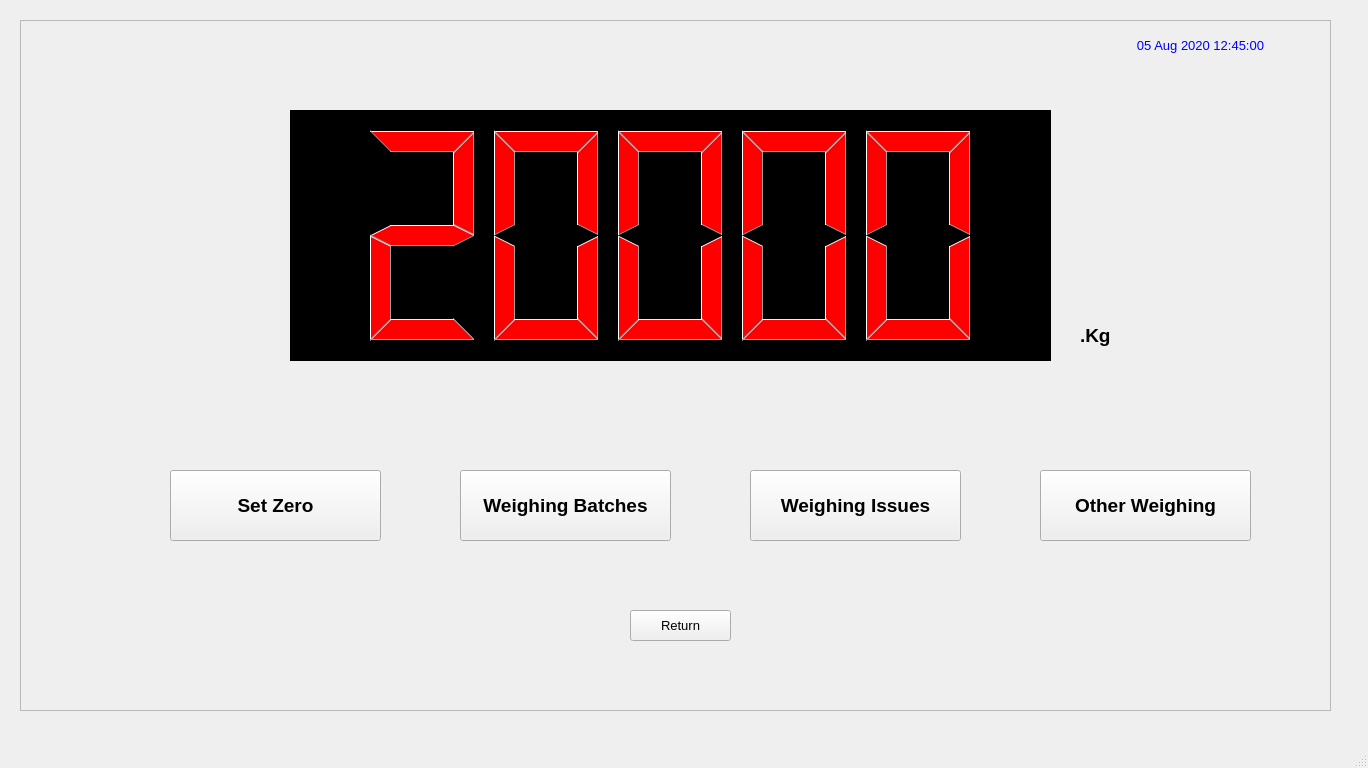
Old version of the form FCI/ui/fci_04_batch_issues_submenu.ui in the repository sanjaymanegit/testRepo.
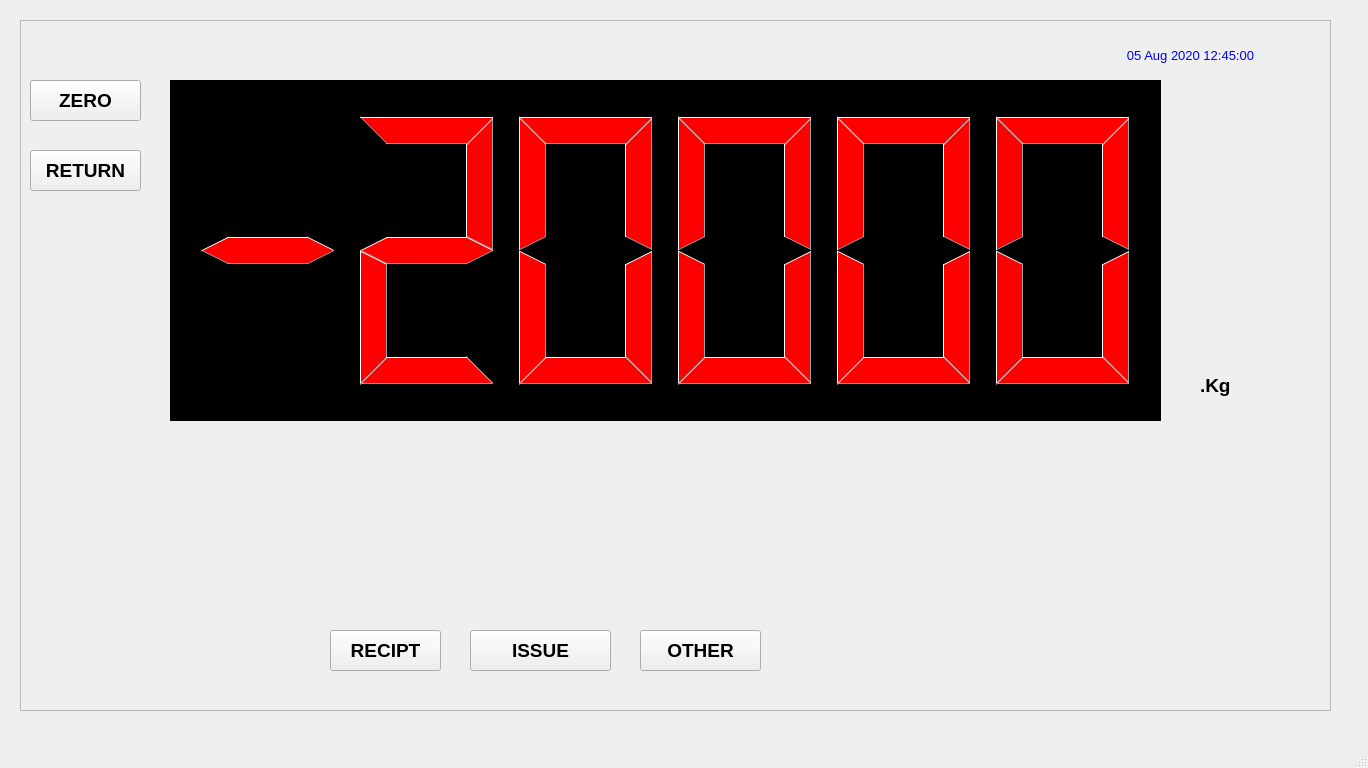
New version of the form.

```diff
--- a/FCI/ui/fci_04_batch_issues_submenu.ui
+++ b/FCI/ui/fci_04_batch_issues_submenu.ui
@@ -38,10 +38,10 @@
     <widget class="QPushButton" name="pushButton">
      <property name="geometry">
       <rect>
-       <x>150</x>
-       <y>450</y>
-       <width>211</width>
-       <height>71</height>
+       <x>10</x>
+       <y>60</y>
+       <width>111</width>
+       <height>41</height>
       </rect>
      </property>
      <property name="font">
@@ -52,14 +52,14 @@
       </font>
      </property>
      <property name="text">
-      <string>Set Zero</string>
+      <string>ZERO</string>
      </property>
     </widget>
     <widget class="QLabel" name="label_20">
      <property name="geometry">
       <rect>
-       <x>1080</x>
-       <y>10</y>
+       <x>1070</x>
+       <y>20</y>
        <width>201</width>
        <height>31</height>
       </rect>
@@ -83,34 +83,13 @@
       <set>Qt::AlignCenter</set>
      </property>
     </widget>
-    <widget class="QPushButton" name="pushButton_2">
-     <property name="geometry">
-      <rect>
-       <x>610</x>
-       <y>590</y>
-       <width>101</width>
-       <height>31</height>
-      </rect>
-     </property>
-     <property name="font">
-      <font>
-       <family>MS Sans Serif</family>
-       <pointsize>10</pointsize>
-       <weight>50</weight>
-       <bold>false</bold>
-      </font>
-     </property>
-     <property name="text">
-      <string>Return</string>
-     </property>
-    </widget>
     <widget class="QPushButton" name="pushButton_3">
      <property name="geometry">
       <rect>
-       <x>440</x>
-       <y>450</y>
-       <width>211</width>
-       <height>71</height>
+       <x>310</x>
+       <y>610</y>
+       <width>111</width>
+       <height>41</height>
       </rect>
      </property>
      <property name="font">
@@ -121,16 +100,16 @@
       </font>
      </property>
      <property name="text">
-      <string>Weighing Batches</string>
+      <string>RECIPT</string>
      </property>
     </widget>
     <widget class="QPushButton" name="pushButton_4">
      <property name="geometry">
       <rect>
-       <x>730</x>
-       <y>450</y>
-       <width>211</width>
-       <height>71</height>
+       <x>450</x>
+       <y>610</y>
+       <width>141</width>
+       <height>41</height>
       </rect>
      </property>
      <property name="font">
@@ -141,16 +120,16 @@
       </font>
      </property>
      <property name="text">
-      <string>Weighing Issues</string>
+      <string>ISSUE</string>
      </property>
     </widget>
     <widget class="QPushButton" name="pushButton_5">
      <property name="geometry">
       <rect>
-       <x>1020</x>
-       <y>450</y>
-       <width>211</width>
-       <height>71</height>
+       <x>620</x>
+       <y>610</y>
+       <width>121</width>
+       <height>41</height>
       </rect>
      </property>
      <property name="font">
@@ -161,16 +140,16 @@
       </font>
      </property>
      <property name="text">
-      <string>Other Weighing</string>
+      <string>OTHER</string>
      </property>
     </widget>
     <widget class="QLCDNumber" name="lcdNumber">
      <property name="geometry">
       <rect>
-       <x>270</x>
-       <y>90</y>
-       <width>761</width>
-       <height>251</height>
+       <x>150</x>
+       <y>60</y>
+       <width>991</width>
+       <height>341</height>
       </rect>
      </property>
      <property name="layoutDirection">
@@ -181,17 +160,23 @@
 font: 10pt &quot;MS Sans Serif&quot;;
 color: rgb(255, 0, 0);</string>
      </property>
+     <property name="digitCount">
+      <number>6</number>
+     </property>
      <property name="value" stdset="0">
-      <double>20000.000000000000000</double>
+      <double>-20000.000000000000000</double>
+     </property>
+     <property name="intValue" stdset="0">
+      <number>-20000</number>
      </property>
     </widget>
     <widget class="QLabel" name="label_53">
      <property name="geometry">
       <rect>
-       <x>1060</x>
-       <y>290</y>
+       <x>1180</x>
+       <y>350</y>
        <width>51</width>
-       <height>51</height>
+       <height>31</height>
       </rect>
      </property>
      <property name="font">
@@ -213,6 +198,26 @@
       <set>Qt::AlignLeading|Qt::AlignLeft|Qt::AlignVCenter</set>
      </property>
     </widget>
+    <widget class="QPushButton" name="pushButton_2">
+     <property name="geometry">
+      <rect>
+       <x>10</x>
+       <y>130</y>
+       <width>111</width>
+       <height>41</height>
+      </rect>
+     </property>
+     <property name="font">
+      <font>
+       <pointsize>14</pointsize>
+       <weight>75</weight>
+       <bold>true</bold>
+      </font>
+     </property>
+     <property name="text">
+      <string>RETURN</string>
+     </property>
+    </widget>
    </widget>
   </widget>
   <widget class="QMenuBar" name="menubar">
```
